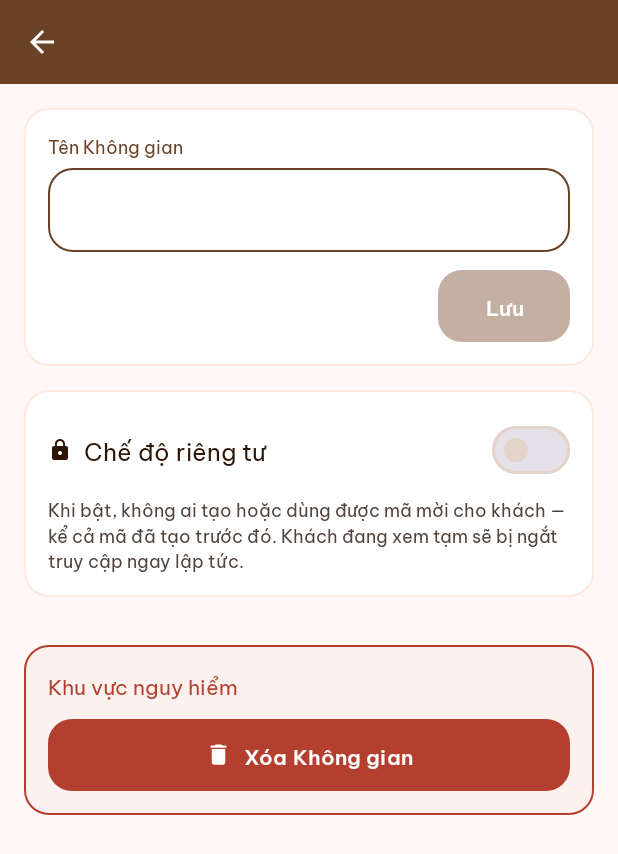
After one commit to Tex-Aiuse/App_GiaPha, an Android app: the layout activity_cai_dat_khong_gian.xml on its own in the app's theme, with its tools: preview values and no code run, on a phone screen of 412 x 824 dp. The commit adds this screen. Shown: the top 854 px of the screen. Run offline under Robolectric (Android 15) with nearby library versions, the phone set to English and light mode, and no system bars.

Commit message:
10e. GD-18. Cài đặt không gian

```diff
--- a/app/src/main/AndroidManifest.xml
+++ b/app/src/main/AndroidManifest.xml
@@ -102,6 +102,11 @@
             android:windowSoftInputMode="adjustResize" />
 
         <activity
+            android:name=".ui.space.CaiDatKhongGianActivity"
+            android:exported="false"
+            android:windowSoftInputMode="adjustResize" />
+
+        <activity
             android:name=".MainActivity"
             android:exported="false"
             android:windowSoftInputMode="adjustResize" />
--- /dev/null
+++ b/app/src/main/res/drawable/bg_danger_zone.xml
@@ -0,0 +1,7 @@
+<?xml version="1.0" encoding="utf-8"?>
+<!-- Khu vực nguy hiểm ở GD-18: viền đỏ 1.5dp, nền đỏ rất nhạt, bo 16dp -->
+<shape xmlns:android="http://schemas.android.com/apk/res/android" android:shape="rectangle">
+    <solid android:color="#FDF1EF" />
+    <stroke android:width="1.5dp" android:color="@color/danger" />
+    <corners android:radius="16dp" />
+</shape>
--- /dev/null
+++ b/app/src/main/res/drawable/ic_trash_white.xml
@@ -0,0 +1,11 @@
+<?xml version="1.0" encoding="utf-8"?>
+<!-- Thùng rác trắng cho nút "Xóa Không gian" (nền đỏ) -->
+<vector xmlns:android="http://schemas.android.com/apk/res/android"
+    android:width="24dp"
+    android:height="24dp"
+    android:viewportWidth="24"
+    android:viewportHeight="24">
+    <path
+        android:fillColor="#FFFFFF"
+        android:pathData="M6,19c0,1.1 0.9,2 2,2h8c1.1,0 2,-0.9 2,-2V7H6v12zM19,4h-3.5l-1,-1h-5l-1,1H5v2h14V4z" />
+</vector>
--- /dev/null
+++ b/app/src/main/res/layout/activity_cai_dat_khong_gian.xml
@@ -0,0 +1,164 @@
+<?xml version="1.0" encoding="utf-8"?>
+<LinearLayout xmlns:android="http://schemas.android.com/apk/res/android"
+    xmlns:app="http://schemas.android.com/apk/res-auto"
+    android:layout_width="match_parent"
+    android:layout_height="match_parent"
+    android:background="@color/bg_screen"
+    android:orientation="vertical">
+
+    <include
+        android:id="@+id/appBar"
+        layout="@layout/view_app_bar" />
+
+    <FrameLayout
+        android:layout_width="match_parent"
+        android:layout_height="0dp"
+        android:layout_weight="1">
+
+        <ScrollView
+            android:id="@+id/scroll"
+            android:layout_width="match_parent"
+            android:layout_height="match_parent"
+            android:fillViewport="true">
+
+            <LinearLayout
+                android:layout_width="match_parent"
+                android:layout_height="wrap_content"
+                android:orientation="vertical"
+                android:padding="16dp">
+
+                <!-- Thẻ 1: tên không gian -->
+                <LinearLayout
+                    android:layout_width="match_parent"
+                    android:layout_height="wrap_content"
+                    android:background="@drawable/bg_card"
+                    android:orientation="vertical"
+                    android:padding="16dp">
+
+                    <TextView
+                        style="@style/Widget.GiaPha.FieldLabel"
+                        android:layout_width="wrap_content"
+                        android:layout_height="wrap_content"
+                        android:text="Tên Không gian" />
+
+                    <EditText
+                        android:id="@+id/etName"
+                        style="@style/Widget.GiaPha.Input"
+                        android:layout_width="match_parent"
+                        android:layout_height="56dp"
+                        android:layout_marginTop="6dp"
+                        android:importantForAutofill="no"
+                        android:inputType="textCapWords"
+                        android:maxLength="100" />
+
+                    <TextView
+                        android:id="@+id/tvNameError"
+                        android:layout_width="match_parent"
+                        android:layout_height="wrap_content"
+                        android:layout_marginTop="4dp"
+                        android:fontFamily="@font/be_vietnam_pro"
+                        android:text="Vui lòng nhập tên Không gian"
+                        android:textColor="@color/danger"
+                        android:textSize="12sp"
+                        android:visibility="gone" />
+
+                    <com.google.android.material.button.MaterialButton
+                        android:id="@+id/btnSave"
+                        style="@style/Widget.GiaPha.Button.Primary"
+                        android:layout_width="wrap_content"
+                        android:layout_height="48dp"
+                        android:layout_gravity="end"
+                        android:layout_marginTop="12dp"
+                        android:enabled="false"
+                        android:minWidth="88dp"
+                        android:minHeight="48dp"
+                        android:text="Lưu" />
+                </LinearLayout>
+
+                <!-- Thẻ 2: chế độ riêng tư -->
+                <LinearLayout
+                    android:layout_width="match_parent"
+                    android:layout_height="wrap_content"
+                    android:layout_marginTop="16dp"
+                    android:background="@drawable/bg_card"
+                    android:orientation="vertical"
+                    android:padding="16dp">
+
+                    <LinearLayout
+                        android:layout_width="match_parent"
+                        android:layout_height="wrap_content"
+                        android:gravity="center_vertical"
+                        android:orientation="horizontal">
+
+                        <ImageView
+                            android:layout_width="16dp"
+                            android:layout_height="16dp"
+                            android:importantForAccessibility="no"
+                            android:src="@drawable/ic_lock"
+                            android:tint="@color/text_primary" />
+
+                        <TextView
+                            android:layout_width="0dp"
+                            android:layout_height="wrap_content"
+                            android:layout_marginStart="8dp"
+                            android:layout_weight="1"
+                            android:fontFamily="@font/be_vietnam_pro_bold"
+                            android:text="Chế độ riêng tư"
+                            android:textColor="@color/text_primary"
+                            android:textSize="16sp" />
+
+                        <com.google.android.material.materialswitch.MaterialSwitch
+                            android:id="@+id/swPrivate"
+                            android:layout_width="wrap_content"
+                            android:layout_height="wrap_content" />
+                    </LinearLayout>
+
+                    <TextView
+                        android:layout_width="match_parent"
+                        android:layout_height="wrap_content"
+                        android:layout_marginTop="6dp"
+                        android:fontFamily="@font/be_vietnam_pro"
+                        android:lineSpacingMultiplier="1.1"
+                        android:text="Khi bật, không ai tạo hoặc dùng được mã mời cho khách — kể cả mã đã tạo trước đó. Khách đang xem tạm sẽ bị ngắt truy cập ngay lập tức."
+                        android:textColor="@color/text_secondary"
+                        android:textSize="12sp" />
+                </LinearLayout>
+
+                <!-- Khu vực nguy hiểm, tách xa các thẻ trên -->
+                <LinearLayout
+                    android:layout_width="match_parent"
+                    android:layout_height="wrap_content"
+                    android:layout_marginTop="32dp"
+                    android:background="@drawable/bg_danger_zone"
+                    android:orientation="vertical"
+                    android:padding="16dp">
+
+                    <TextView
+                        android:layout_width="wrap_content"
+                        android:layout_height="wrap_content"
+                        android:fontFamily="@font/be_vietnam_pro_semibold"
+                        android:text="Khu vực nguy hiểm"
+                        android:textColor="@color/danger"
+                        android:textSize="14sp" />
+
+                    <com.google.android.material.button.MaterialButton
+                        android:id="@+id/btnDelete"
+                        style="@style/Widget.GiaPha.Button.Danger"
+                        android:layout_width="match_parent"
+                        android:layout_height="48dp"
+                        android:layout_marginTop="12dp"
+                        android:minHeight="48dp"
+                        android:text="Xóa Không gian"
+                        app:icon="@drawable/ic_trash_white"
+                        app:iconGravity="textStart"
+                        app:iconTint="@null" />
+                </LinearLayout>
+            </LinearLayout>
+        </ScrollView>
+
+        <com.example.my_app_giapha.ui.common.StateView
+            android:id="@+id/stateView"
+            android:layout_width="match_parent"
+            android:layout_height="match_parent" />
+    </FrameLayout>
+</LinearLayout>
--- a/app/src/main/res/layout/dialog_confirm.xml
+++ b/app/src/main/res/layout/dialog_confirm.xml
@@ -14,6 +14,7 @@
         android:background="@drawable/bg_circle_peach">
 
         <ImageView
+            android:id="@+id/ivIcon"
             android:layout_width="24dp"
             android:layout_height="24dp"
             android:layout_gravity="center"
```
Also changed, not shown: app/src/main/java/com/example/my_app_giapha/data/FakeRepository.kt (+56 -0 lines), app/src/main/java/com/example/my_app_giapha/data/Repository.kt (+8 -0 lines), app/src/main/java/com/example/my_app_giapha/ui/Routes.kt (+8 -1 lines), app/src/main/java/com/example/my_app_giapha/ui/common/ConfirmDialog.kt (+8 -0 lines), app/src/main/java/com/example/my_app_giapha/ui/space/CaiDatKhongGianActivity.kt (added, +209 -0 lines), app/src/main/res/drawable/ic_lock_brown.xml (added, +11 -0 lines).
